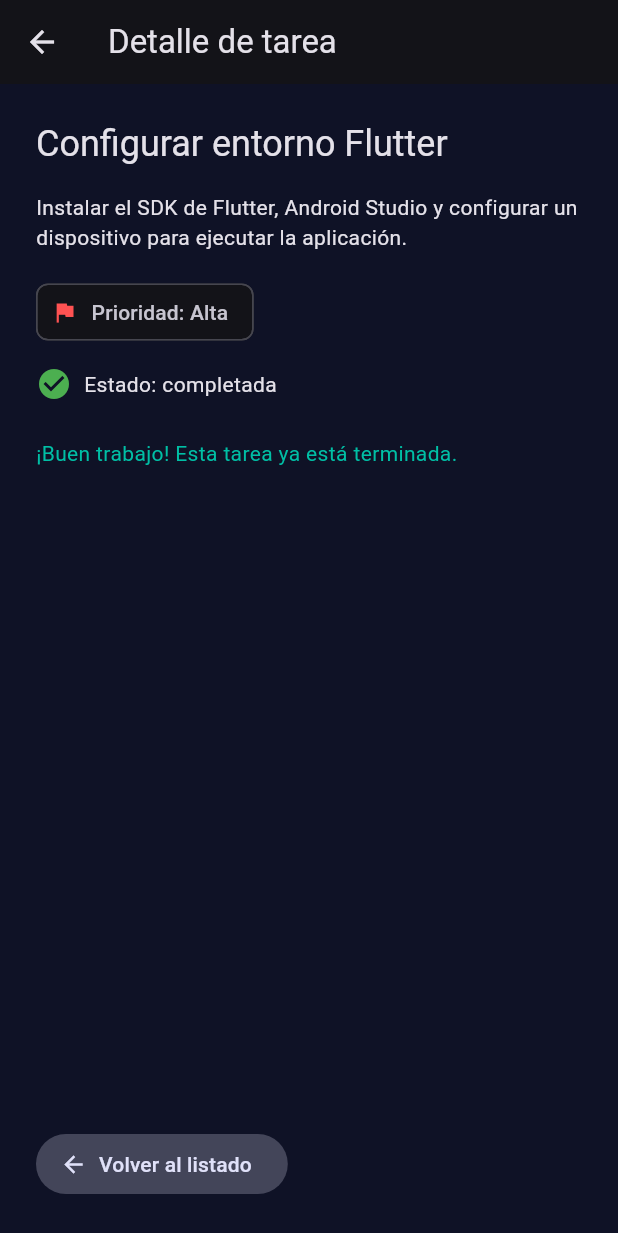
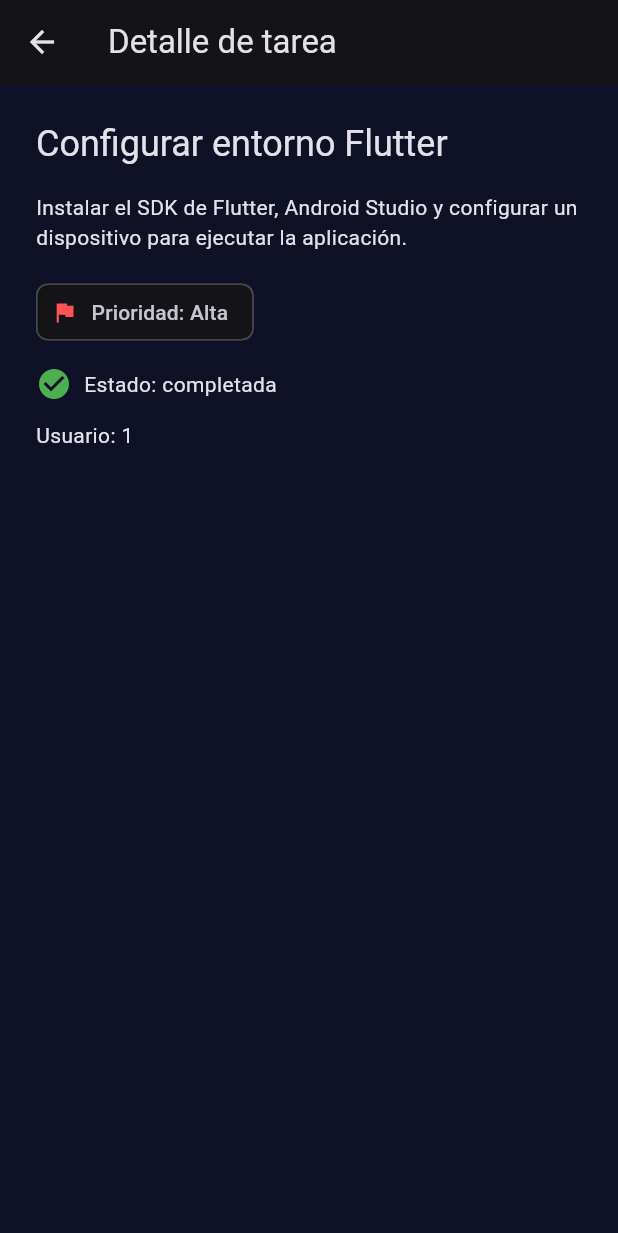
Before and after one commit to jutdavid/TaskFlow, a Flutter app: the screen it shows after launch, after a tap on "Configurar entorno Flutter", on a phone screen of 412 x 824 dp. Shown: the top 1233 px of the screen. Run offline on Flutter 3.47's test engine with Material 3 defaults, Android fonts, the phone set to English and light mode, and no system bars; our stand-ins replace go_router.

Commit message:
docs: definir alcance y modelo de TaskFlow

```diff
--- a/lib/main.dart
+++ b/lib/main.dart
@@ -1,5 +1,7 @@
 import 'package:flutter/material.dart';
 import 'package:go_router/go_router.dart';
+
+import 'task.dart';
 
 void main() {
   runApp(const TaskFlowApp());
@@ -14,25 +16,8 @@ class AppColors {
   static const Color textLight = Color(0xFFEDEFFF);
 }
 
-// Modelo de datos: solo representa una tarea, no dibuja nada.
-class Task {
-  const Task({
-    required this.id,
-    required this.title,
-    required this.description,
-    required this.priority,
-    required this.isCompleted,
-  });
-
-  final int id;
-  final String title;
-  final String description;
-  final String priority;
-  final bool isCompleted;
-}
-
-// Backlog local con tareas reales del proyecto.
-const demoTasks = [
+// Cinco tareas propias, con ids únicos y usuario de prueba.
+const demoTasks = <Task>[
   Task(
     id: 1,
     title: 'Configurar entorno Flutter',
@@ -41,6 +26,7 @@ const demoTasks = [
         'dispositivo para ejecutar la aplicación.',
     priority: 'Alta',
     isCompleted: true,
+    userId: 1,
   ),
   Task(
     id: 2,
@@ -50,24 +36,27 @@ const demoTasks = [
         'contador de tareas y una paleta de color propia.',
     priority: 'Alta',
     isCompleted: true,
+    userId: 1,
   ),
   Task(
     id: 3,
-    title: 'Implementar estado con setState',
+    title: 'Implementar navegación',
     description:
-        'Agregar y completar tareas pendientes usando StatefulWidget '
-        'y un objetivo diario de tareas completadas.',
+        'Configurar go_router para abrir el detalle de una tarea '
+        'usando su id en la ruta.',
     priority: 'Media',
     isCompleted: true,
+    userId: 1,
   ),
   Task(
     id: 4,
-    title: 'Construir listado de tareas',
+    title: 'Definir el modelo de datos',
     description:
-        'Modelar la clase Task y mostrar las tareas con TaskCard '
-        'dentro de un ListView.builder.',
+        'Crear la clase Task con id, título, descripción, prioridad, '
+        'estado y usuario, y documentar el alcance en el README.',
     priority: 'Alta',
-    isCompleted: true,
+    isCompleted: false,
+    userId: 1,
   ),
   Task(
     id: 5,
@@ -77,18 +66,26 @@ const demoTasks = [
         'carga, vacío y error en la interfaz.',
     priority: 'Media',
     isCompleted: false,
+    userId: 1,
   ),
 ];
 
-// Rutas declarativas: '/' es el listado y '/task/:id' el detalle.
+// Devuelve la tarea con ese id, o null si no existe.
+Task? findTask(int? id) {
+  for (final task in demoTasks) {
+    if (task.id == id) return task;
+  }
+  return null;
+}
+
 final appRouter = GoRouter(
   routes: [
     GoRoute(path: '/', builder: (context, state) => const TaskListScreen()),
     GoRoute(
       path: '/task/:id',
       builder: (context, state) {
-        final taskId = int.parse(state.pathParameters['id']!);
-        return TaskDetailScreen(taskId: taskId);
+        final id = int.tryParse(state.pathParameters['id'] ?? '');
+        return TaskDetailScreen(task: findTask(id));
       },
     ),
   ],
@@ -115,35 +112,6 @@ class TaskFlowApp extends StatelessWidget {
   }
 }
 
-// Representa visualmente UNA tarea. La pantalla decide qué pasa al tocarla.
-class TaskCard extends StatelessWidget {
-  const TaskCard({super.key, required this.task, this.onTap});
-
-  final Task task;
-  final VoidCallback? onTap;
-
-  @override
-  Widget build(BuildContext context) {
-    return Card(
-      child: ListTile(
-        onTap: onTap,
-        leading: Icon(
-          task.isCompleted ? Icons.check_circle : Icons.radio_button_unchecked,
-          color: task.isCompleted ? Colors.green : null,
-        ),
-        title: Text(task.title),
-        subtitle: Text(
-          '${task.priority} · ${task.description}',
-          maxLines: 1,
-          overflow: TextOverflow.ellipsis,
-        ),
-        trailing: const Icon(Icons.chevron_right),
-      ),
-    );
-  }
-}
-
-// Listado: cada tarjeta navega al detalle enviando el id en la ruta.
 class TaskListScreen extends StatelessWidget {
   const TaskListScreen({super.key});
 
@@ -156,9 +124,19 @@ class TaskListScreen extends StatelessWidget {
         itemCount: demoTasks.length,
         itemBuilder: (context, index) {
           final task = demoTasks[index];
-          return TaskCard(
-            task: task,
+          return Card(
+            child: ListTile(
+              leading: Icon(
+                task.isCompleted
+                    ? Icons.check_circle
+                    : Icons.radio_button_unchecked,
+                color: task.isCompleted ? Colors.green : null,
+              ),
+              title: Text(task.title),
+              subtitle: Text('Prioridad: ${task.priority}'),
+              trailing: const Icon(Icons.chevron_right),
               onTap: () => context.push('/task/${task.id}'),
+            ),
           );
         },
       ),
@@ -166,11 +144,10 @@ class TaskListScreen extends StatelessWidget {
   }
 }
 
-// Detalle: recibe un id, busca la tarea y muestra toda su información.
 class TaskDetailScreen extends StatelessWidget {
-  const TaskDetailScreen({super.key, required this.taskId});
+  const TaskDetailScreen({super.key, required this.task});
 
-  final int taskId;
+  final Task? task;
 
   Color _priorityColor(String priority) {
     switch (priority) {
@@ -185,61 +162,51 @@ class TaskDetailScreen extends StatelessWidget {
 
   @override
   Widget build(BuildContext context) {
-    final task = demoTasks.firstWhere((item) => item.id == taskId);
-
+    final selected = task;
     return Scaffold(
       appBar: AppBar(title: const Text('Detalle de tarea')),
       body: Padding(
         padding: const EdgeInsets.all(24),
-        child: Column(
+        child: selected == null
+            ? const Text('No se encontró esta tarea.')
+            : Column(
                 crossAxisAlignment: CrossAxisAlignment.start,
                 children: [
-            Text(task.title, style: Theme.of(context).textTheme.headlineSmall),
+                  Text(
+                    selected.title,
+                    style: Theme.of(context).textTheme.headlineSmall,
+                  ),
                   const SizedBox(height: 16),
-            Text(task.description),
+                  Text(selected.description),
                   const SizedBox(height: 16),
                   Chip(
-              avatar: Icon(Icons.flag, color: _priorityColor(task.priority)),
-              label: Text('Prioridad: ${task.priority}'),
+                    avatar: Icon(
+                      Icons.flag,
+                      color: _priorityColor(selected.priority),
+                    ),
+                    label: Text('Prioridad: ${selected.priority}'),
                   ),
                   const SizedBox(height: 12),
                   Row(
                     children: [
                       Icon(
-                  task.isCompleted ? Icons.check_circle : Icons.pending_actions,
-                  color: task.isCompleted ? Colors.green : Colors.amber,
+                        selected.isCompleted
+                            ? Icons.check_circle
+                            : Icons.pending_actions,
+                        color: selected.isCompleted
+                            ? Colors.green
+                            : Colors.amber,
                       ),
                       const SizedBox(width: 8),
                       Text(
-                  task.isCompleted ? 'Estado: completada' : 'Estado: pendiente',
+                        selected.isCompleted
+                            ? 'Estado: completada'
+                            : 'Estado: pendiente',
                       ),
                     ],
                   ),
-            const SizedBox(height: 24),
-            // Acción contextual según el estado de la tarea.
-            if (task.isCompleted)
-              const Text(
-                '¡Buen trabajo! Esta tarea ya está terminada.',
-                style: TextStyle(color: AppColors.secondary),
-              )
-            else
-              FilledButton.icon(
-                onPressed: () {
-                  ScaffoldMessenger.of(context).showSnackBar(
-                    SnackBar(
-                      content: Text('Tarea "${task.title}" lista para iniciar'),
-                    ),
-                  );
-                },
-                icon: const Icon(Icons.play_arrow),
-                label: const Text('Empezar esta tarea'),
-              ),
-            const Spacer(),
-            FilledButton.tonalIcon(
-              onPressed: () => context.pop(),
-              icon: const Icon(Icons.arrow_back),
-              label: const Text('Volver al listado'),
-            ),
+                  const SizedBox(height: 12),
+                  Text('Usuario: ${selected.userId}'),
                 ],
               ),
       ),
--- /dev/null
+++ b/lib/task.dart
@@ -0,0 +1,28 @@
+class Task {
+  const Task({
+    required this.id,
+    required this.title,
+    required this.description,
+    required this.priority,
+    required this.isCompleted,
+    required this.userId,
+  });
+
+  final int id;
+  final String title;
+  final String description;
+  final String priority;
+  final bool isCompleted;
+  final int userId;
+
+  factory Task.fromJson(Map<String, dynamic> json) {
+    return Task(
+      id: json['id'] as int,
+      title: json['title'] as String,
+      description: json['description'] as String,
+      priority: json['priority'] as String,
+      isCompleted: json['isCompleted'] as bool,
+      userId: json['userId'] as int,
+    );
+  }
+}
```
Also changed, not shown: 1 other file. Lines whose indentation alone changed are shown as unchanged.
